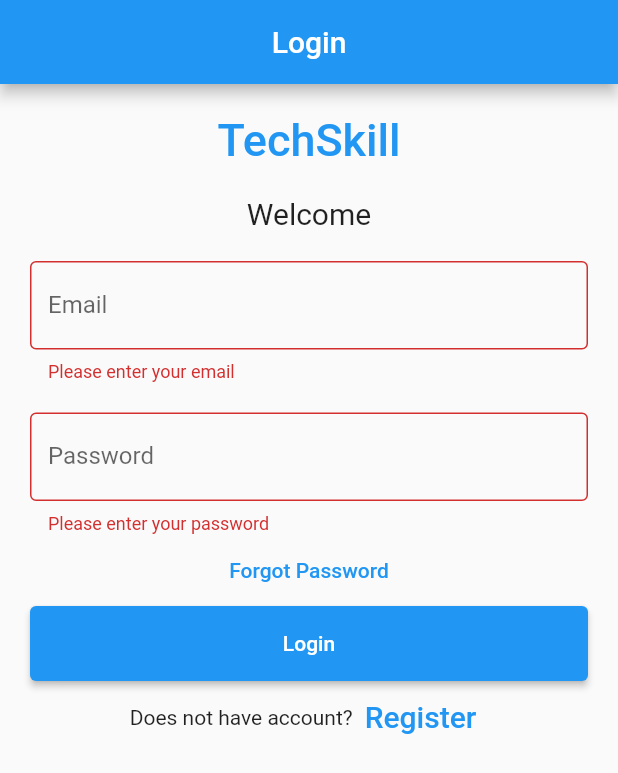
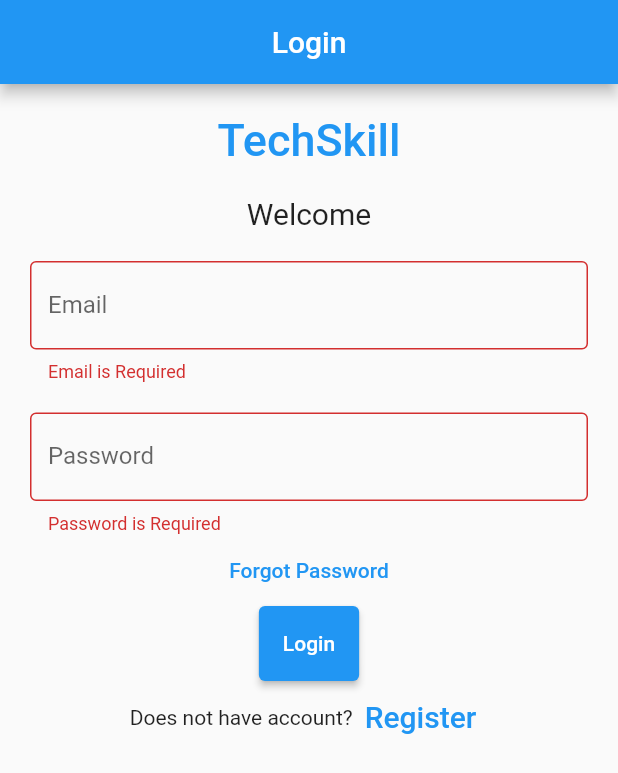
Before and after one commit to rabindranarayanpandit/loginsingupflutterapp, a Flutter app: the screen it shows after launch, after a tap on "Login", on a phone screen of 412 x 824 dp. Shown: the top 773 px of the screen. Run offline on Flutter 3.47's test engine with Material 2 defaults, Android fonts, the phone set to English and light mode, and no system bars.

Commit message:
Login Screen Validation done

```diff
--- a/lib/screens/login.dart
+++ b/lib/screens/login.dart
@@ -2,6 +2,7 @@
 import 'package:loginsingupflutterapp/screens/forgotpassword.dart';
 import 'package:loginsingupflutterapp/screens/signup.dart';
 import 'package:loginsingupflutterapp/screens/homescreen.dart';
+import 'package:loginsingupflutterapp/util/validation.dart';
 
 class Login extends StatefulWidget {
   const Login({super.key});
@@ -13,8 +14,10 @@
 class _LoginState extends State<Login> {
   TextEditingController nameController = TextEditingController();
   TextEditingController passwordController = TextEditingController();
-  bool isValidUserName = false;
-  bool isValidPassWord = false;
+  final _formKey = GlobalKey<FormState>();
+  String? email;
+  String? password;
+  bool? autoValidate = false;
 
   @override
   void dispose() {
@@ -26,9 +29,18 @@
   @override
   Widget build(BuildContext context) {
     return Scaffold(
-      body: Padding(
-        padding: const EdgeInsets.all(10),
-        child: ListView(
+      body: Container(
+        margin: const EdgeInsets.all(10.0),
+        child: Form(
+            key: _formKey,
+            autovalidateMode: AutovalidateMode.always,
+            child: formUI()),
+      ),
+    );
+  }
+
+  Widget formUI() {
+    return Column(
       children: <Widget>[
         Container(
             alignment: Alignment.center,
@@ -49,25 +61,30 @@
             )),
         Container(
           padding: const EdgeInsets.all(10),
-              child: TextField(
+          child: TextFormField(
+            keyboardType: TextInputType.emailAddress,
+            autofocus: false,
             controller: nameController,
-                decoration: InputDecoration(
-                  border: const OutlineInputBorder(),
+            validator: validateEmail,
+            onSaved: (value) => email = value,
+            decoration: const InputDecoration(
+              border: OutlineInputBorder(),
               labelText: 'Email',
-                  errorText: isValidUserName ? 'Please enter your email' : null,
             ),
           ),
         ),
         Container(
           padding: const EdgeInsets.fromLTRB(10, 10, 10, 0),
-              child: TextField(
+          child: TextFormField(
+            autofocus: false,
             obscureText: true,
             controller: passwordController,
-                decoration: InputDecoration(
-                    border: const OutlineInputBorder(),
+            validator: validatePassword,
+            onSaved: (value) => password = value,
+            decoration: const InputDecoration(
+              border: OutlineInputBorder(),
               labelText: 'Password',
-                    errorText:
-                        isValidPassWord ? 'Please enter your password' : null),
+            ),
           ),
         ),
         TextButton(
@@ -88,20 +105,17 @@
             child: ElevatedButton(
               child: const Text('Login'),
               onPressed: () {
-                    if (nameController.text.isNotEmpty &&
-                        passwordController.text.isNotEmpty) {
+                if (_formKey.currentState!.validate()) {
                   Navigator.push(
                       context,
                       MaterialPageRoute(
                           builder: (context) => const HomeScreen()));
+                  nameController.clear();
+                  passwordController.clear();
                 } else {
                   setState(() {
-                        nameController.text.isEmpty
-                            ? isValidUserName = true
-                            : isValidUserName = false;
-                        passwordController.text.isEmpty
-                            ? isValidPassWord = true
-                            : isValidPassWord = false;
+                    // validation error
+                    autoValidate = true;
                   });
                 }
               },
@@ -117,17 +131,13 @@
               ),
               onPressed: () {
                 //signup screen
-                    Navigator.push(
-                        context,
-                        MaterialPageRoute(
-                            builder: (context) => const SignUp()));
+                Navigator.push(context,
+                    MaterialPageRoute(builder: (context) => const SignUp()));
               },
             )
           ],
         ),
       ],
-        ),
-      ),
     );
   }
 }
--- /dev/null
+++ b/lib/util/validation.dart
@@ -0,0 +1,22 @@
+String? validatePassword(String? value) {
+  final RegExp regex = RegExp(r'^(?=.*?[a-z])(?=.*?[0-9]).{8,}$');
+  if (value!.isEmpty) {
+    return "Password is Required";
+  } else if (!regex.hasMatch(value)) {
+    return 'Password required: Alphabet, Number & 8 chars';
+  } else {
+    return null;
+  }
+}
+
+String? validateEmail(String? value) {
+  final RegExp regex = RegExp(
+      r'^(([^<>()[\]\\.,;:\s@\"]+(\.[^<>()[\]\\.,;:\s@\"]+)*)|(\".+\"))@((\[[0-9]{1,3}\.[0-9]{1,3}\.[0-9]{1,3}\.[0-9]{1,3}\])|(([a-zA-Z\-0-9]+\.)+[a-zA-Z]{2,}))$');
+  if (value!.isEmpty) {
+    return "Email is Required";
+  } else if (!regex.hasMatch(value)) {
+    return 'Enter Valid Email';
+  } else {
+    return null;
+  }
+}
```
Lines whose indentation alone changed are shown as unchanged.
